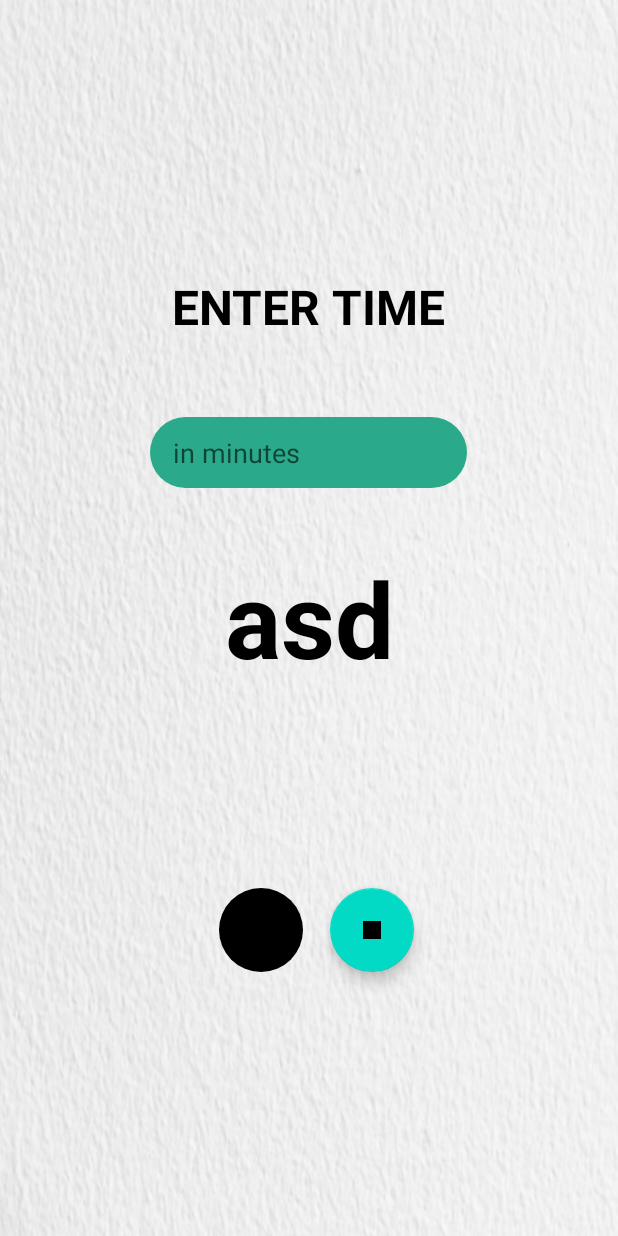
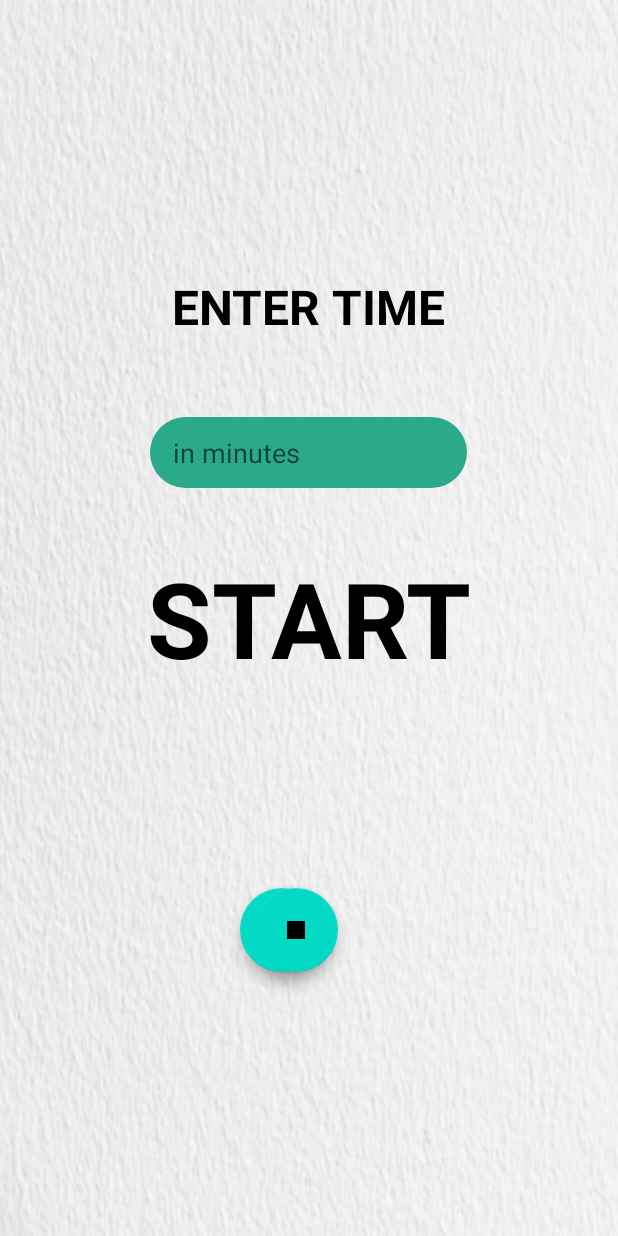
Before and after one commit to sanyam12/Veza, an Android app: the Timer screen opened directly, with no data from a screen before it, after a tap on an icon or button, on a phone screen of 412 x 824 dp. Run offline under Robolectric (Android 15) with nearby library versions, the phone set to English and light mode, and no system bars; 1 statement that could not run was skipped; 2 other taps on this screen came first.

Commit message:
stop button added... bugs pending

```diff
--- a/app/src/main/java/com/unravel/veza/Timer.kt
+++ b/app/src/main/java/com/unravel/veza/Timer.kt
@@ -35,8 +35,10 @@ class Timer : AppCompatActivity() {
 
         val startbt: FloatingActionButton = findViewById(R.id.floatingActionButton1)
         val pausebt: FloatingActionButton = findViewById(R.id.floatingActionButton)
-        val stopbt: FloatingActionButton = findViewById(R.id.floatingActionButton2)
+        val resumebt: FloatingActionButton = findViewById(R.id.floatingActionButton2)
+        val stopbt: FloatingActionButton = findViewById(R.id.floatingActionButton4)
         pausebt.visibility = View.GONE
+        resumebt.visibility = View.GONE
         stopbt.visibility = View.GONE
         startbt.setOnClickListener{
             val enterMin: EditText = findViewById(R.id.editTextTime)
@@ -74,26 +76,31 @@ class Timer : AppCompatActivity() {
 
                 pausebt.setOnClickListener{
                     timerPause(timer)
+                    resumebt.visibility = View.VISIBLE
+                    pausebt.visibility = View.GONE
                 }
 
+                resumebt.setOnClickListener{
+                    timerResume(timer)
+                    resumebt.visibility = View.GONE
+                    pausebt.visibility = View.VISIBLE
+                }
                 stopbt.setOnClickListener{
-                    timerResume(timer)
+                    timerPause(timer)
+                    i.text = "START"
                 }
             }
-
 
 
         }
 
     }
 
-    private fun timerPause(timer: CountDownTimer)
-    {
+    private fun timerPause(timer: CountDownTimer) {
         timer.cancel()
     }
 
-    private fun timerResume(timer: CountDownTimer)
-    {
+    private fun timerResume(timer: CountDownTimer) {
         timer.start()
     }
 
--- a/app/src/main/res/layout/activity_timer.xml
+++ b/app/src/main/res/layout/activity_timer.xml
@@ -97,10 +97,20 @@
         android:layout_width="wrap_content"
         android:layout_height="wrap_content"
         android:layout_marginTop="68dp"
-        android:layout_marginEnd="136dp"
+        android:layout_marginEnd="196dp"
         android:clickable="true"
         app:layout_constraintEnd_toEndOf="parent"
-        app:layout_constraintHorizontal_bias="1.0"
+        app:layout_constraintTop_toBottomOf="@+id/textView16"
+        app:srcCompat="@drawable/ic_stop" />
+
+    <com.google.android.material.floatingactionbutton.FloatingActionButton
+        android:id="@+id/floatingActionButton4"
+        android:layout_width="wrap_content"
+        android:layout_height="wrap_content"
+        android:layout_marginTop="68dp"
+        android:clickable="true"
+        app:layout_constraintEnd_toEndOf="parent"
+        app:layout_constraintHorizontal_bias="0.0"
         app:layout_constraintStart_toEndOf="@+id/floatingActionButton"
         app:layout_constraintTop_toBottomOf="@+id/textView16"
         app:srcCompat="@drawable/ic_stop" />
--- a/gradle.properties
+++ b/gradle.properties
@@ -1,21 +1,17 @@
-# Project-wide Gradle settings.
-# IDE (e.g. Android Studio) users:
-# Gradle settings configured through the IDE *will override*
-# any settings specified in this file.
-# For more details on how to configure your build environment visit
+## For more details on how to configure your build environment visit
 # http://www.gradle.org/docs/current/userguide/build_environment.html
+#
 # Specifies the JVM arguments used for the daemon process.
 # The setting is particularly useful for tweaking memory settings.
-org.gradle.jvmargs=-Xmx2048m -Dfile.encoding=UTF-8
+# Default value: -Xmx1024m -XX:MaxPermSize=256m
+# org.gradle.jvmargs=-Xmx2048m -XX:MaxPermSize=512m -XX:+HeapDumpOnOutOfMemoryError -Dfile.encoding=UTF-8
+#
 # When configured, Gradle will run in incubating parallel mode.
 # This option should only be used with decoupled projects. More details, visit
 # http://www.gradle.org/docs/current/userguide/multi_project_builds.html#sec:decoupled_projects
 # org.gradle.parallel=true
-# AndroidX package structure to make it clearer which packages are bundled with the
-# Android operating system, and which are packaged with your app"s APK
-# https://developer.android.com/topic/libraries/support-library/androidx-rn
+#Thu Jan 13 18:37:39 IST 2022
+kotlin.code.style=official
+org.gradle.jvmargs=-Xmx1536M -Dkotlin.daemon.jvm.options\="-Xmx1536M" -Dfile.encoding\=UTF-8
 android.useAndroidX=true
-# Automatically convert third-party libraries to use AndroidX
 android.enableJetifier=true
-# Kotlin code style for this project: "official" or "obsolete":
-kotlin.code.style=official
```
